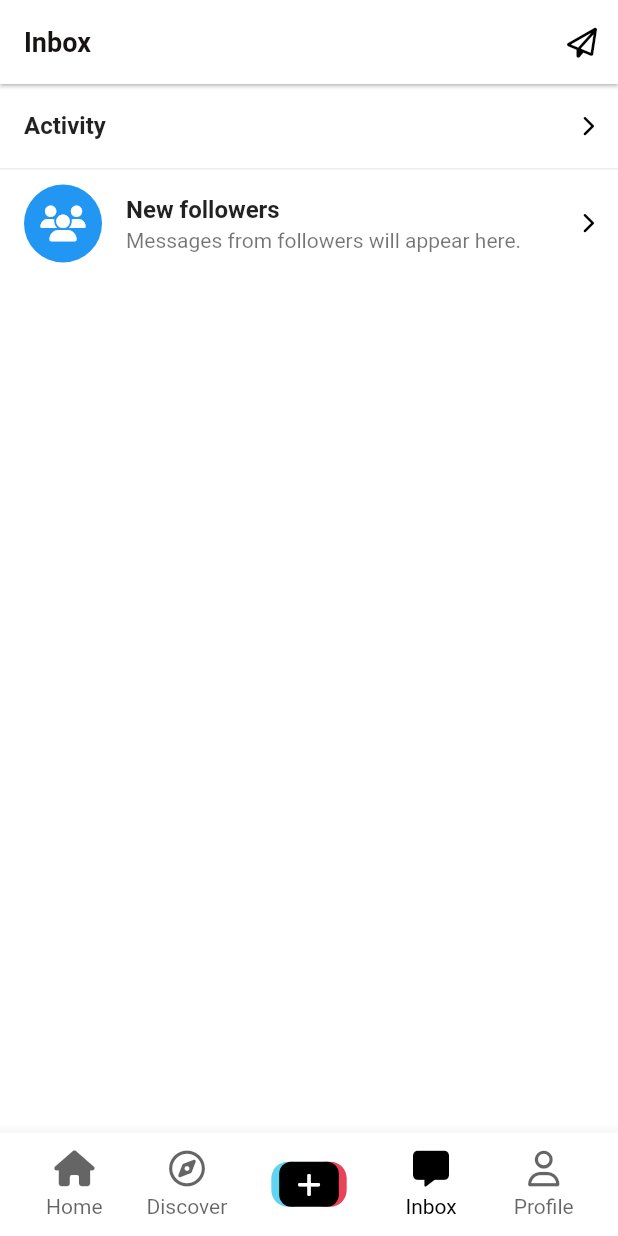
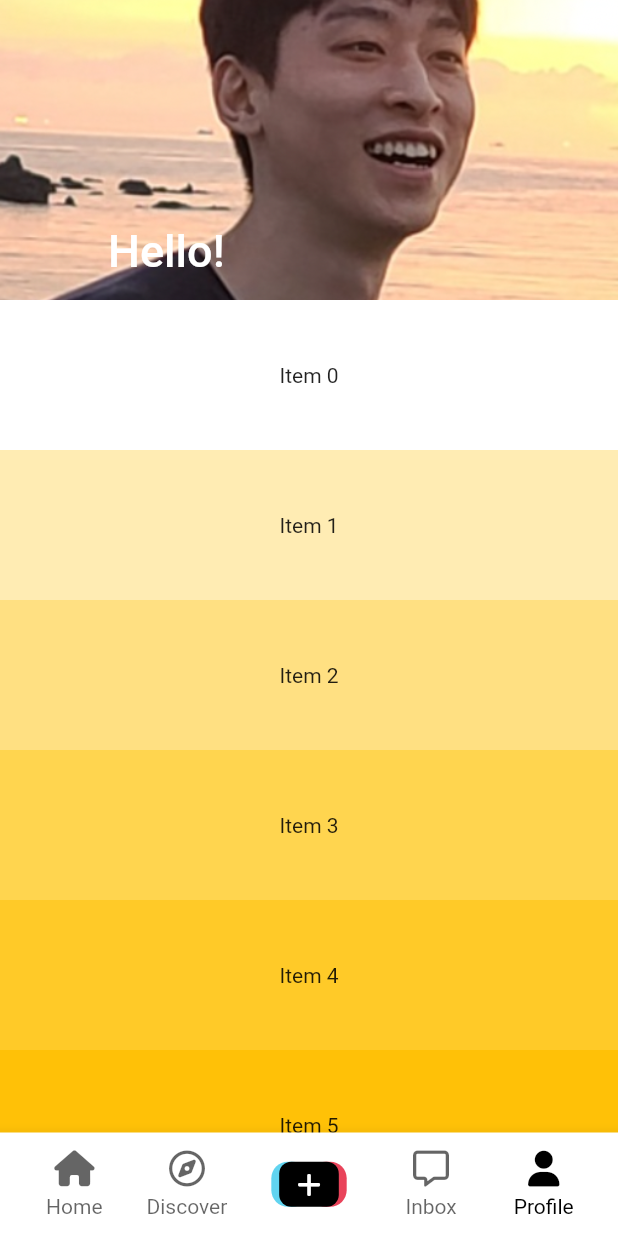
Before and after one commit to ikang9712/tiktok-clone, a Flutter app: the screen it shows after launch, on a phone screen of 412 x 824 dp. Run offline on Flutter 3.47's test engine with Material 2 defaults, Android fonts, the phone set to English and light mode, and no system bars; our stand-ins replace font_awesome_flutter, video_player, visibility_detector; network calls fail.

Commit message:
12.3 SliverGrid

```diff
--- a/lib/features/main_navigation/main_navigation_screen.dart
+++ b/lib/features/main_navigation/main_navigation_screen.dart
@@ -6,6 +6,7 @@ import 'package:tiktok_clone/features/authentication/widgets/nav_tab.dart';
 import 'package:tiktok_clone/features/authentication/widgets/post_video_button.dart';
 import 'package:tiktok_clone/features/discover/discover_screen.dart';
 import 'package:tiktok_clone/features/inbox/inbox_screen.dart';
+import 'package:tiktok_clone/features/users/user_profile_screen.dart';
 import 'package:tiktok_clone/features/videos/video_timeline_screen.dart';
 
 class MainNavigationScreen extends StatefulWidget {
@@ -16,7 +17,7 @@ class MainNavigationScreen extends StatefulWidget {
 }
 
 class _MainNavigationScreenState extends State<MainNavigationScreen> {
-  int _selectedIndex = 3;
+  int _selectedIndex = 4;
 
   void _onTap(int index) {
     setState(() {
@@ -54,7 +55,7 @@ class _MainNavigationScreenState extends State<MainNavigationScreen> {
           ),
           Offstage(
             offstage: _selectedIndex != 4,
-            child: Container(),
+            child: const UserProfileScreen(),
           ),
         ],
       ),
--- /dev/null
+++ b/lib/features/users/user_profile_screen.dart
@@ -0,0 +1,69 @@
+import 'package:flutter/material.dart';
+import 'package:tiktok_clone/constants/sizes.dart';
+
+class UserProfileScreen extends StatefulWidget {
+  const UserProfileScreen({super.key});
+
+  @override
+  State<UserProfileScreen> createState() => _UserProfileScreenState();
+}
+
+class _UserProfileScreenState extends State<UserProfileScreen> {
+  @override
+  Widget build(BuildContext context) {
+    return CustomScrollView(
+      slivers: [
+        SliverAppBar(
+          pinned: true,
+          stretch: true,
+          backgroundColor: Colors.teal,
+          collapsedHeight: 80,
+          expandedHeight: 200,
+          flexibleSpace: FlexibleSpaceBar(
+            stretchModes: const [
+              StretchMode.blurBackground,
+              StretchMode.zoomBackground,
+              StretchMode.fadeTitle,
+            ],
+            background: Image.asset(
+              "assets/images/placeholder.png",
+              fit: BoxFit.cover,
+            ),
+            title: const Text("Hello!"),
+          ),
+        ),
+        SliverFixedExtentList(
+          delegate: SliverChildBuilderDelegate(
+            childCount: 50,
+            (context, index) => Container(
+              color: Colors.amber[100 * (index % 9)],
+              child: Align(
+                alignment: Alignment.center,
+                child: Text("Item $index"),
+              ),
+            ),
+          ),
+          itemExtent: 100,
+        ),
+        SliverGrid(
+          delegate: SliverChildBuilderDelegate(
+            childCount: 50,
+            (context, index) => Container(
+              color: Colors.blue[100 * (index % 9)],
+              child: Align(
+                alignment: Alignment.center,
+                child: Text("Item $index"),
+              ),
+            ),
+          ),
+          gridDelegate: const SliverGridDelegateWithMaxCrossAxisExtent(
+            maxCrossAxisExtent: 100,
+            mainAxisSpacing: Sizes.size20,
+            crossAxisSpacing: Sizes.size20,
+            childAspectRatio: 1,
+          ),
+        )
+      ],
+    );
+  }
+}
```
Also changed, not shown: 4 other files.
